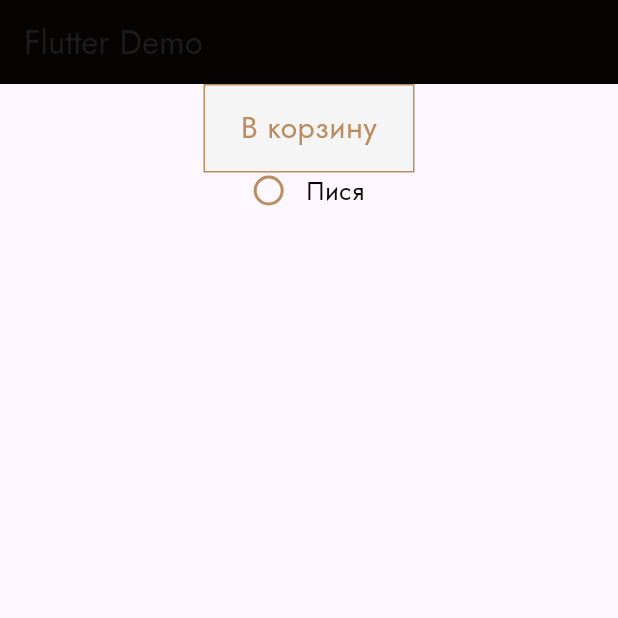
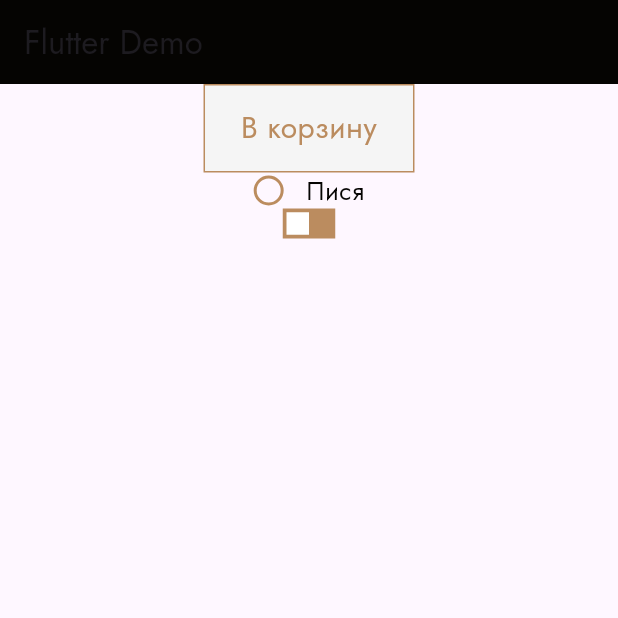
Before and after one commit to vladwebdev1402/tattoo_flutter, a Flutter app: the screen it shows after launch, on a phone screen of 412 x 824 dp, the top half of it. Run offline on Flutter 3.47's test engine with Material 3 defaults, Android fonts, the phone set to English and light mode, and no system bars.

Commit message:
add switch button

```diff
--- a/lib/main.dart
+++ b/lib/main.dart
@@ -2,6 +2,7 @@ import 'package:flutter/material.dart';
 import 'package:tattoo_flutter/shared/lib/colors.dart';
 import 'package:tattoo_flutter/shared/ui/button/button.dart';
 import 'package:tattoo_flutter/shared/ui/radio_button/radio_button.dart';
+import 'package:tattoo_flutter/shared/ui/switch_button/switch_button.dart';
 
 int add(int a, int b) {
   return a + b;
@@ -24,7 +25,8 @@ void main() => runApp(MaterialApp(
                   print(123);
                 },
               ),
-              RadioButton(label: "Пися", onChanged: () => {}, isActive: false)
+              RadioButton(label: "Пися", onChanged: () => {}, isActive: false),
+              SwitchButton(isActive: false, onChanged: () {})
             ],
           ),
         ),
--- /dev/null
+++ b/lib/shared/ui/switch_button/switch_button.dart
@@ -0,0 +1,97 @@
+import 'package:flutter/material.dart';
+import 'package:tattoo_flutter/shared/lib/colors.dart';
+
+class SwitchButton extends StatelessWidget {
+  final bool isActive;
+  final void Function()? onChanged;
+
+  const SwitchButton(
+      {super.key, required this.isActive, required this.onChanged});
+
+  @override
+  Widget build(BuildContext context) {
+    return GestureDetector(
+      onTap: onChanged,
+      child: Stack(
+        children: [
+          Container(
+            width: 35.0,
+            height: 20.0,
+            decoration: const BoxDecoration(color: Color(ProjectColors.orange)),
+          ),
+          AnimatedPositioned(
+            duration: const Duration(milliseconds: 200),
+            curve: Curves.linear,
+            top: 2.5,
+            left: isActive == true ? 17.5 : 2.5,
+            child: Container(
+              width: 15.0,
+              height: 15.0,
+              decoration: const BoxDecoration(
+                color: Color(ProjectColors.white),
+              ),
+            ),
+          )
+        ],
+      ),
+    );
+  }
+}
+
+// import 'package:flutter/material.dart';
+// import 'package:tattoo_flutter/shared/lib/colors.dart';
+
+// class SwitchButton extends StatefulWidget {
+//   final bool isActive;
+//   final void Function(bool value) onChanged;
+
+//   const SwitchButton(
+//       {super.key, required this.isActive, required this.onChanged});
+
+//   @override
+//   State<SwitchButton> createState() => _SwitchButtonState();
+// }
+
+// class _SwitchButtonState extends State<SwitchButton> {
+//   bool _isActive = false;
+
+//   @override
+//   void initState() {
+//     super.initState();
+//     _isActive = widget.isActive;
+//   }
+
+//   @override
+//   Widget build(BuildContext context) {
+//     return GestureDetector(
+//       onTap: () {
+//         setState(() {
+//           _isActive = !_isActive;
+//           widget.onChanged(_isActive);
+//         });
+//       },
+//       child: Stack(
+//         children: [
+//           Container(
+//             width: 35.0,
+//             height: 20.0,
+//             decoration: const BoxDecoration(color: Color(ProjectColors.orange)),
+//           ),
+//           AnimatedPositioned(
+//             duration: const Duration(milliseconds: 200),
+//             curve: Curves.linear,
+//             top: 2.5,
+//             left: _isActive == true ? 17.5 : 2.5,
+//             child: Container(
+//               width: 15.0,
+//               height: 15.0,
+//               decoration: const BoxDecoration(
+//                 color: Color(ProjectColors.white),
+//               ),
+//             ),
+//           )
+//         ],
+//       ),
+//     );
+//   }
+// }
```
